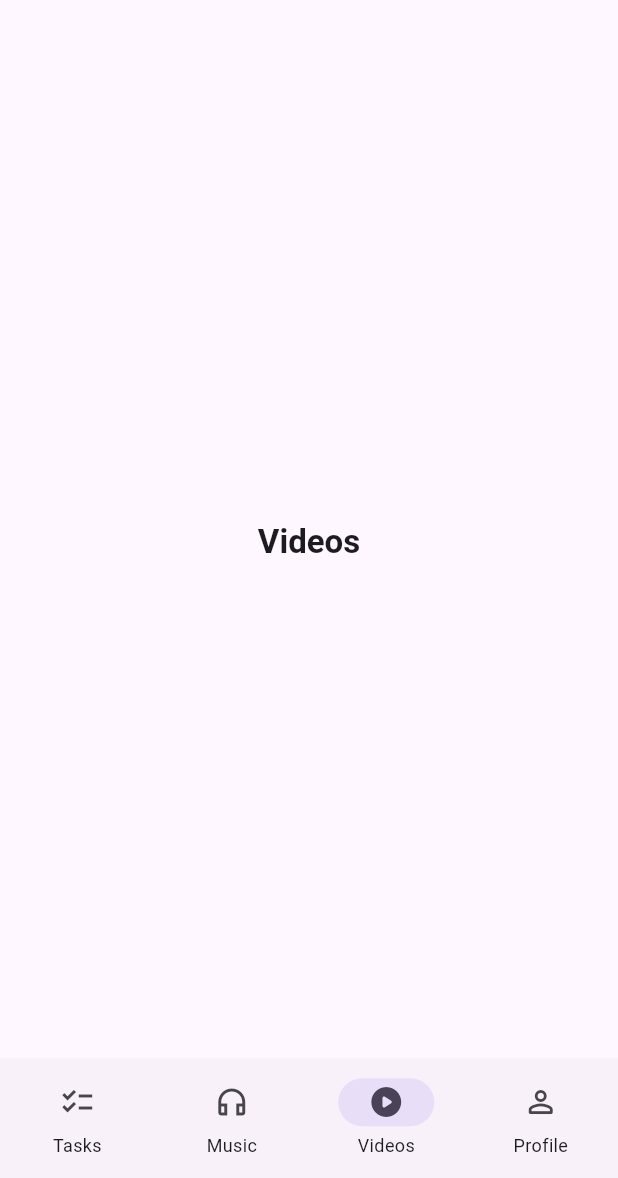
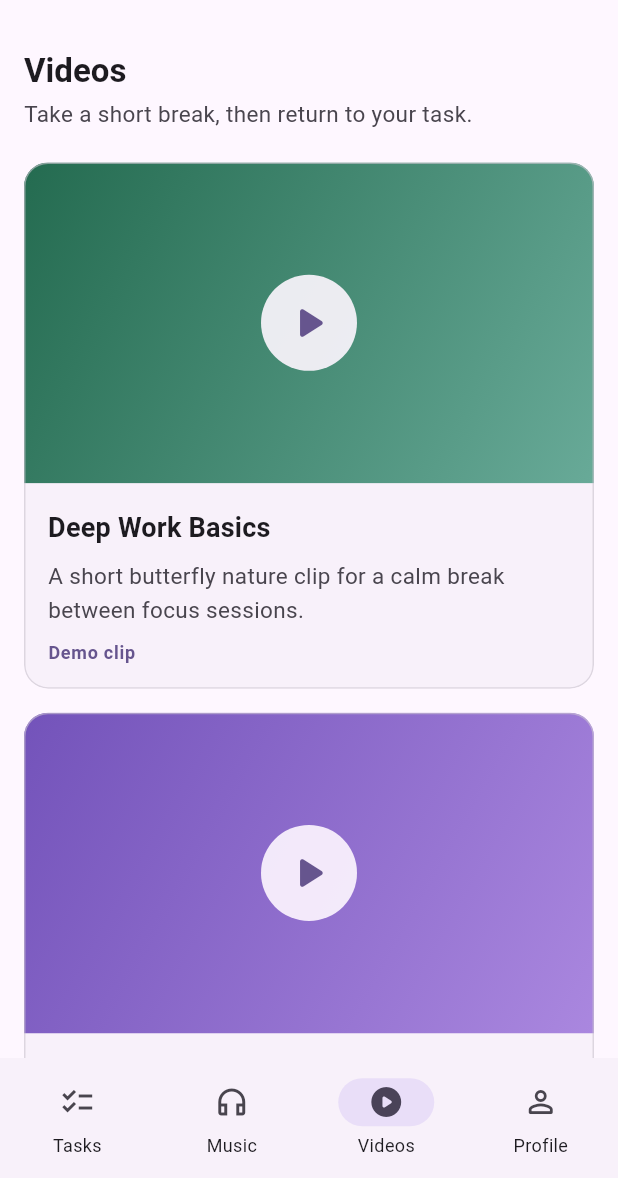
Before and after one commit to Adiiiicodes/indiean-assignment, a Flutter app: the HomeShell screen opened directly, item 3 of the bottom bar chosen, on a phone screen of 412 x 824 dp, the part 58-1236 px from its top. Run offline on Flutter 3.47's test engine with Material 3 defaults, Android fonts, the phone set to English and light mode, and no system bars; our stand-ins replace chewie, dio, equatable, flutter_bloc, hive_flutter, just_audio and 2 more; accounts and stored records are empty; network calls fail.

Commit message:
feat(video): video list and chewie player screen

```diff
--- a/lib/core/constants/app_strings.dart
+++ b/lib/core/constants/app_strings.dart
@@ -148,6 +148,11 @@ abstract final class AppStrings {
   static const moodPiano = 'Piano';
   static const videoOne = 'Deep Work Basics';
   static const videoTwo = 'Beat Procrastination';
+  static const moreVideos = 'More videos';
+  static const videoOneDescription =
+      'A short butterfly nature clip for a calm break between focus sessions.';
+  static const videoTwoDescription =
+      'A short bee nature clip. Take a breath, then return to your next task.';
   static const demoMedia = 'Demo clip';
   static const settings = 'Settings';
   static const appearance = 'Appearance';
--- a/lib/core/router/app_router.dart
+++ b/lib/core/router/app_router.dart
@@ -2,6 +2,7 @@ import 'package:flutter/material.dart';
 import 'package:focusdesk/core/constants/app_strings.dart';
 import 'package:focusdesk/core/router/routes.dart';
 import 'package:focusdesk/data/models/task_model.dart';
+import 'package:focusdesk/data/models/video_model.dart';
 import 'package:focusdesk/features/auth/view/splash_screen.dart';
 import 'package:focusdesk/features/auth/view/login_screen.dart';
 import 'package:focusdesk/features/auth/view/signup_screen.dart';
@@ -10,6 +11,7 @@ import 'package:focusdesk/features/tasks/view/task_details_screen.dart';
 import 'package:focusdesk/features/tasks/view/task_form_screen.dart';
 import 'package:focusdesk/features/audio/view/music_screen.dart';
 import 'package:focusdesk/features/video/view/video_screen.dart';
+import 'package:focusdesk/features/video/view/video_player_screen.dart';
 import 'package:focusdesk/features/profile/view/profile_screen.dart';
 import 'package:focusdesk/features/focus/view/focus_screen.dart';
 import 'package:focusdesk/shared/widgets/app_button.dart';
@@ -30,6 +32,9 @@ abstract final class AppRouter {
         ScaffoldMessenger(child: TaskFormScreen(task: arguments as TaskModel?)),
       Routes.music => const MusicScreen(),
       Routes.video => const VideoScreen(),
+      Routes.videoPlayer when arguments is VideoModel => VideoPlayerScreen(
+        video: arguments,
+      ),
       Routes.profile => const ProfileScreen(),
       Routes.focus => FocusScreen(task: arguments),
       _ => const _UnknownRouteScreen(),
--- a/lib/core/router/routes.dart
+++ b/lib/core/router/routes.dart
@@ -7,6 +7,7 @@ abstract final class Routes {
   static const taskForm = '/task-form';
   static const music = '/music';
   static const video = '/video';
+  static const videoPlayer = '/video-player';
   static const profile = '/profile';
   static const focus = '/focus';
 }
--- /dev/null
+++ b/lib/data/models/video_model.dart
@@ -0,0 +1,20 @@
+import 'package:equatable/equatable.dart';
+
+class VideoModel extends Equatable {
+  VideoModel({
+    required this.id,
+    required this.title,
+    required this.description,
+    required this.source,
+    List<int> artworkColors = const [],
+  }) : artworkColors = List<int>.unmodifiable(artworkColors);
+
+  final String id;
+  final String title;
+  final String description;
+  final String source;
+  final List<int> artworkColors;
+
+  @override
+  List<Object> get props => [id, title, description, source, artworkColors];
+}
--- /dev/null
+++ b/lib/data/repositories/video_repository.dart
@@ -0,0 +1,26 @@
+import 'package:focusdesk/core/constants/app_strings.dart';
+import 'package:focusdesk/core/constants/media_urls.dart';
+import 'package:focusdesk/data/models/video_model.dart';
+
+class VideoRepository {
+  const VideoRepository();
+
+  static final _videos = List<VideoModel>.unmodifiable([
+    VideoModel(
+      id: 'deep-work-basics',
+      title: AppStrings.videoOne,
+      description: AppStrings.videoOneDescription,
+      source: MediaUrls.video[0],
+      artworkColors: const [0xFF246B50, 0xFF68AA98],
+    ),
+    VideoModel(
+      id: 'beat-procrastination',
+      title: AppStrings.videoTwo,
+      description: AppStrings.videoTwoDescription,
+      source: MediaUrls.video[1],
+      artworkColors: const [0xFF7353BA, 0xFFAA87DF],
+    ),
+  ]);
+
+  List<VideoModel> get videos => _videos;
+}
--- a/lib/features/video/view/video_screen.dart
+++ b/lib/features/video/view/video_screen.dart
@@ -1,17 +1,71 @@
 import 'package:flutter/material.dart';
 import 'package:focusdesk/core/constants/app_strings.dart';
+import 'package:focusdesk/core/router/routes.dart';
+import 'package:focusdesk/data/models/video_model.dart';
+import 'package:focusdesk/data/repositories/video_repository.dart';
+import 'package:focusdesk/features/video/widgets/video_card.dart';
 
 class VideoScreen extends StatelessWidget {
-  const VideoScreen({super.key, this.embedded = false});
+  const VideoScreen({super.key, this.embedded = false, this.videos});
 
   final bool embedded;
+  final List<VideoModel>? videos;
 
   @override
   Widget build(BuildContext context) {
     const title = AppStrings.videos;
+    final items = videos ?? const VideoRepository().videos;
     final content = SafeArea(
-      child: Center(
-        child: Text(title, style: Theme.of(context).textTheme.titleLarge),
+      child: LayoutBuilder(
+        builder: (context, constraints) {
+          final width = constraints.maxWidth.clamp(0.0, 1100.0) - 32;
+          final columns = width >= 680 ? 2 : 1;
+          final cardWidth = (width - (columns - 1) * 16) / columns;
+          return SingleChildScrollView(
+            padding: const EdgeInsets.all(16),
+            child: Center(
+              child: ConstrainedBox(
+                constraints: const BoxConstraints(maxWidth: 1068),
+                child: Column(
+                  crossAxisAlignment: CrossAxisAlignment.start,
+                  children: [
+                    if (embedded) ...[
+                      Text(
+                        title,
+                        style: Theme.of(context).textTheme.titleLarge,
+                      ),
+                      const SizedBox(height: 4),
+                    ],
+                    Text(
+                      AppStrings.videosSubtitle,
+                      style: Theme.of(context).textTheme.bodyMedium?.copyWith(
+                        color: Theme.of(context).colorScheme.onSurfaceVariant,
+                      ),
+                    ),
+                    const SizedBox(height: 20),
+                    Wrap(
+                      spacing: 16,
+                      runSpacing: 16,
+                      children: [
+                        for (final video in items)
+                          SizedBox(
+                            width: cardWidth.clamp(0.0, 1068.0),
+                            child: VideoCard(
+                              key: ValueKey('video-card-${video.id}'),
+                              video: video,
+                              onTap: () => Navigator.of(
+                                context,
+                              ).pushNamed(Routes.videoPlayer, arguments: video),
+                            ),
+                          ),
+                      ],
+                    ),
+                  ],
+                ),
+              ),
+            ),
+          );
+        },
       ),
     );
     if (embedded) return content;
--- /dev/null
+++ b/lib/features/video/widgets/video_card.dart
@@ -0,0 +1,83 @@
+import 'package:flutter/material.dart';
+import 'package:focusdesk/core/constants/app_strings.dart';
+import 'package:focusdesk/data/models/video_model.dart';
+
+class VideoCard extends StatelessWidget {
+  const VideoCard({required this.video, required this.onTap, super.key});
+
+  final VideoModel video;
+  final VoidCallback onTap;
+
+  @override
+  Widget build(BuildContext context) {
+    final theme = Theme.of(context);
+    final scheme = theme.colorScheme;
+    final colors = video.artworkColors.length >= 2
+        ? video.artworkColors.map(Color.new).toList()
+        : [scheme.primaryContainer, scheme.secondaryContainer];
+    return Card(
+      margin: EdgeInsets.zero,
+      clipBehavior: Clip.antiAlias,
+      child: InkWell(
+        onTap: onTap,
+        child: Column(
+          crossAxisAlignment: CrossAxisAlignment.start,
+          children: [
+            AspectRatio(
+              aspectRatio: 16 / 9,
+              child: DecoratedBox(
+                decoration: BoxDecoration(
+                  gradient: LinearGradient(
+                    colors: colors,
+                    begin: Alignment.topLeft,
+                    end: Alignment.bottomRight,
+                  ),
+                ),
+                child: ExcludeSemantics(
+                  child: Center(
+                    child: Container(
+                      width: 64,
+                      height: 64,
+                      decoration: BoxDecoration(
+                        shape: BoxShape.circle,
+                        color: scheme.surface.withValues(alpha: 0.9),
+                      ),
+                      child: Icon(
+                        Icons.play_arrow_rounded,
+                        size: 36,
+                        color: scheme.primary,
+                      ),
+                    ),
+                  ),
+                ),
+              ),
+            ),
+            Padding(
+              padding: const EdgeInsets.all(16),
+              child: Column(
+                crossAxisAlignment: CrossAxisAlignment.start,
+                children: [
+                  Text(video.title, style: theme.textTheme.titleMedium),
+                  const SizedBox(height: 8),
+                  Text(
+                    video.description,
+                    style: theme.textTheme.bodyMedium?.copyWith(
+                      color: scheme.onSurfaceVariant,
+                    ),
+                  ),
+                  const SizedBox(height: 8),
+                  Text(
+                    AppStrings.demoMedia,
+                    style: theme.textTheme.labelMedium?.copyWith(
+                      color: scheme.primary,
+                    ),
+                  ),
+                ],
+              ),
+            ),
+          ],
+        ),
+      ),
+    );
+  }
+}
```
Also changed, not shown: lib/features/video/view/video_player_screen.dart (added, +113 -0 lines), lib/features/video/widgets/focus_video_player.dart (added, +132 -0 lines), 5 other files.
